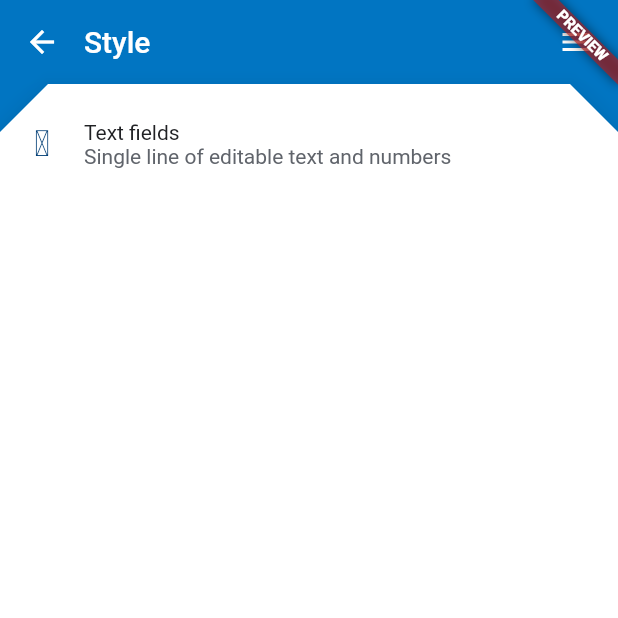
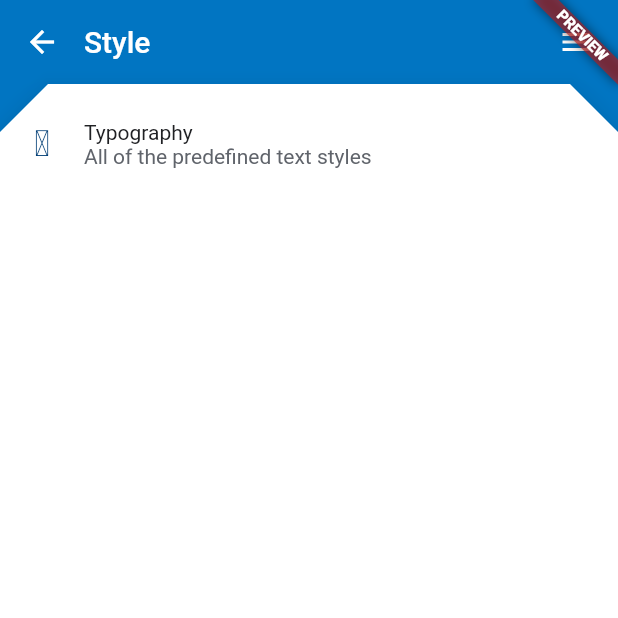
Before and after one commit to cv0cv0/flutter_gallery, a Flutter app: the screen it shows after launch, after a tap on the "arrow drop down" icon, on a phone screen of 412 x 824 dp, the top half of it. Run offline on Flutter 3.47's test engine with Material 2 defaults, Android fonts, the phone set to English and light mode, and no system bars; our stand-ins replace connectivity, device_info, string_scanner, video_player; Roboto replaces fonts that are missing (GoogleSans); statements that could not run were skipped.

Commit message:
typography

```diff
--- a/lib/util/all_route.dart
+++ b/lib/util/all_route.dart
@@ -1,4 +1,5 @@
 export '../page/studies/pesto_page.dart';
+export '../page/style/typography_page.dart';
 export '../page/material/text_form_field_page.dart';
 export '../page/cupertino/cupertino_activity_indicator_page.dart';
 export '../page/media/images_page.dart';
--- a/lib/util/routes.dart
+++ b/lib/util/routes.dart
@@ -23,13 +23,15 @@ List<GalleryRoute> _buildRoutes() => [
         routeName: PestoPage.routeName,
         buildRoute: (context) => const PestoPage(),
       ),
+
+      // Style
       GalleryRoute(
-        title: 'Text fields',
-        subtitle: 'Single line of editable text and numbers',
-        icon: GalleryIcons.text_fields_alt,
+        title: 'Typography',
+        subtitle: 'All of the predefined text styles',
+        icon: GalleryIcons.custom_typography,
         category: _kStyle,
-        routeName: TextFormFieldPage.routeName,
-        buildRoute: (context) => TextFormFieldPage(),
+        routeName: TypogaphyPage.routeName,
+        buildRoute: (context) => TypogaphyPage(),
       ),
 
       // Material
```
Also changed, not shown: lib/page/style/typography_page.dart (added, +113 -0 lines).
